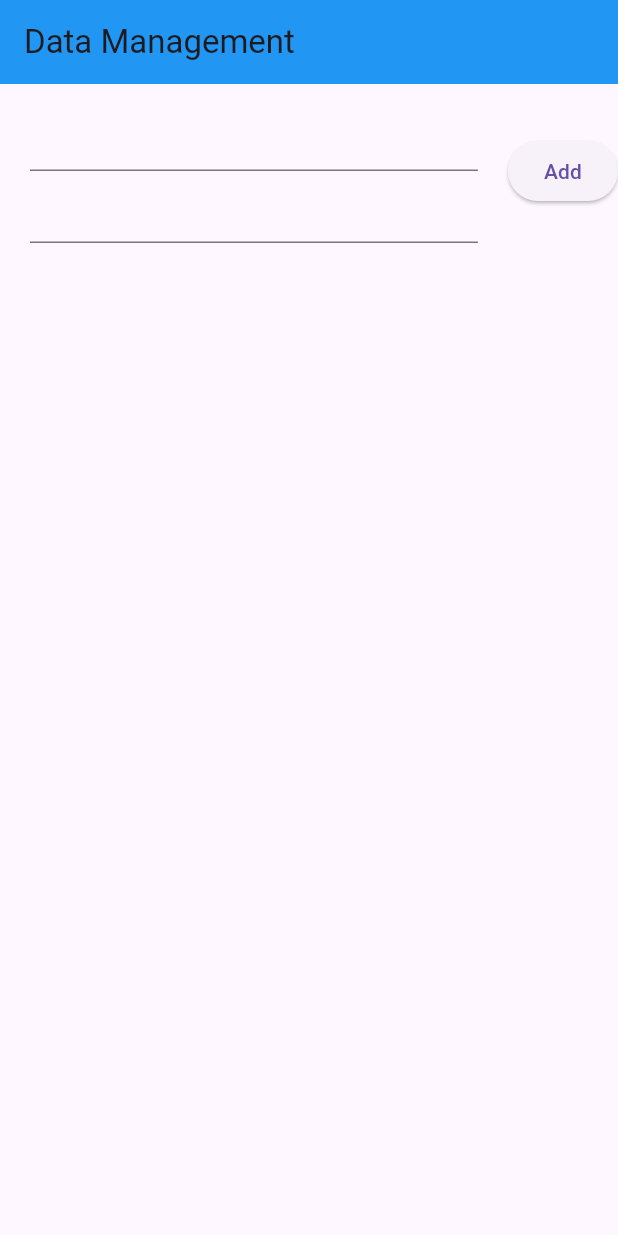
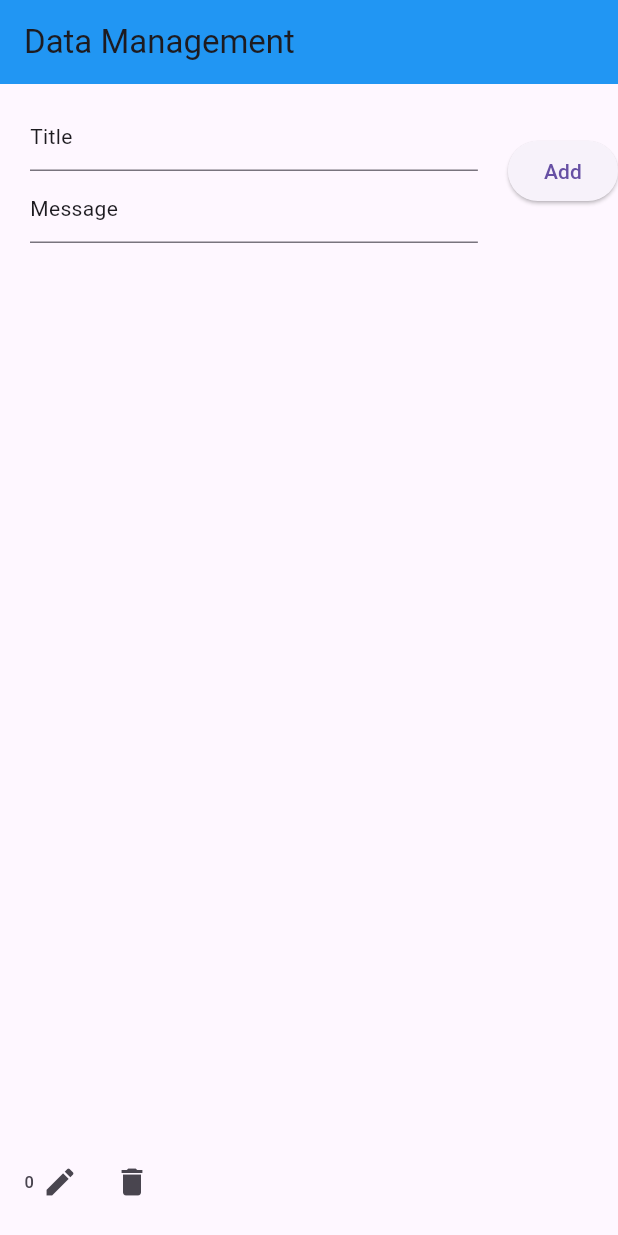
Before and after one commit to aslampatwary1/complex_data_management, a Flutter app: the screen it shows after launch, after a tap on "Add", on a phone screen of 412 x 824 dp. Run offline on Flutter 3.47's test engine with Material 3 defaults, Android fonts, the phone set to English and light mode, and no system bars.

Commit message:
UI Completed

```diff
--- a/lib/main.dart
+++ b/lib/main.dart
@@ -21,6 +21,11 @@ class MainPage extends StatefulWidget {
 }
 
 class _MainPageState extends State<MainPage> {
+  TextEditingController _titleController = TextEditingController();
+  TextEditingController _msgController = TextEditingController();
+
+  List<MsgObj> _posts = [];
+
   @override
   Widget build(BuildContext context) {
     return Scaffold(
@@ -35,14 +40,64 @@ class _MainPageState extends State<MainPage> {
               Expanded(
                 child: Container(
                   padding: EdgeInsets.symmetric(vertical: 10, horizontal: 20),
-                  child: Column(children: [TextField(), TextField()]),
+                  child: Column(
+                    children: [
+                      TextField(
+                        controller: _titleController,
+                        decoration: InputDecoration(hint: Text('Title')),
+                      ),
+                      TextField(
+                        controller: _msgController,
+                        decoration: InputDecoration(hint: Text('Message')),
+                      ),
+                    ],
+                  ),
                 ),
               ),
-              ElevatedButton(onPressed: () {}, child: Text('Add')),
+              ElevatedButton(
+                onPressed: () {
+                  setState(() {
+                    _posts.add(
+                      MsgObj(
+                        title: _titleController.text,
+                        msg: _msgController.text,
+                      ),
+                    );
+                    [_titleController, _msgController].forEach((element) {
+                      element.clear();
+                    });
+                  });
+                },
+                child: Text('Add'),
+              ),
             ],
+          ),
+          Expanded(
+            child: ListView.builder(
+              reverse: true,
+              itemCount: _posts.length,
+              itemBuilder: (context, index) => ListTile(
+                leading: Text(index.toString()),
+                title: Text(_posts[index].title),
+                subtitle: Text(_posts[index].msg),
+                trailing: Row(
+                  children: [
+                    IconButton(onPressed: () {}, icon: Icon(Icons.edit)),
+                    IconButton(onPressed: () {}, icon: Icon(Icons.delete)),
+                  ],
+                ),
+              ),
+            ),
           ),
         ],
       ),
     );
   }
 }
+
+class MsgObj {
+  final String title;
+  final String msg;
+
+  MsgObj({required this.title, required this.msg});
+}
```
